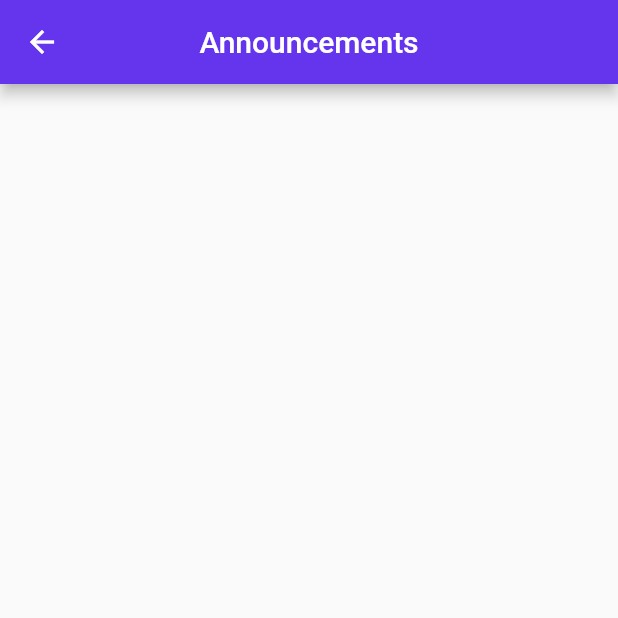
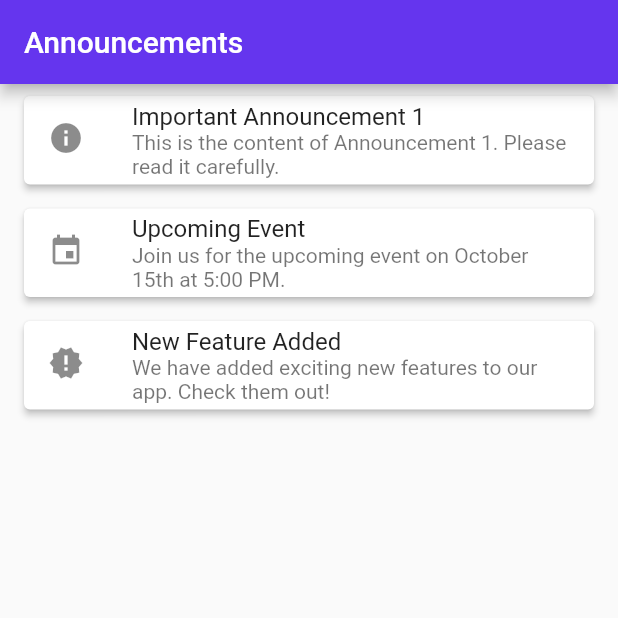
Before and after one commit to Santhosh1209/hexapod_app, a Flutter app: the AnnouncementsPage screen opened directly, on a phone screen of 412 x 824 dp, the top half of it. Run offline on Flutter 3.47's test engine with Material 2 defaults, Android fonts, the light colour scheme and no system bars; our stand-ins replace fl_chart, flutter_map, latlong2, webview_flutter, youtube_player_flutter; missing offline and left inert: flutter_map_marker_cluster.

Commit message:
added sos and announcements page

```diff
--- a/lib/AnnouncementsPage.dart
+++ b/lib/AnnouncementsPage.dart
@@ -1,15 +1,54 @@
 import 'package:flutter/material.dart';
+class AnnouncementsPage extends StatelessWidget {
+  // Sample announcements data
+  final List<Map<String, dynamic>> announcements = [
+    {
+      'title': 'Important Announcement 1',
+      'content': 'This is the content of Announcement 1. Please read it carefully.',
+      'icon': Icons.info,
+    },
+    {
+      'title': 'Upcoming Event',
+      'content': 'Join us for the upcoming event on October 15th at 5:00 PM.',
+      'icon': Icons.event,
+    },
+    {
+      'title': 'New Feature Added',
+      'content': 'We have added exciting new features to our app. Check them out!',
+      'icon': Icons.new_releases,
+    },
+    // Add more announcements as needed
+  ];
 
-class AnnouncementsPage extends StatelessWidget {
   @override
   Widget build(BuildContext context) {
     return Scaffold(
       appBar: AppBar(
         title: Text('Announcements'),
-        centerTitle: true, // Center the title
-        backgroundColor: Color(0xFF6535ee), // Set AppBar background color to #6535ee
+        backgroundColor: Color(0xFF6535ee),
       ),
-      // Content for the Announcements page
+      body: ListView.builder(
+        itemCount: announcements.length,
+        itemBuilder: (BuildContext context, int index) {
+          final announcement = announcements[index];
+          final title = announcement['title'];
+          final content = announcement['content'];
+          final icon = announcement['icon'];
+          return Card(
+            margin: EdgeInsets.symmetric(horizontal: 16.0, vertical: 8.0),
+            elevation: 2.0,
+            child: ListTile(
+              leading: Icon(icon), // Display the icon
+              title: Text(title), // Display the title
+              subtitle: Text(content), // Display the content
+            ),
+          );
+        },
+      ),
     );
   }
 }
+
+void main() => runApp(MaterialApp(
+  home: AnnouncementsPage(),
+));
--- a/lib/LiveTrackingPage.dart
+++ b/lib/LiveTrackingPage.dart
@@ -23,8 +23,8 @@
 class _LiveTrackingPageState extends State<LiveTrackingPage> {
   List<Marker> markers = []; // List of markers for hexapod locations
   String selectedGas = 'Nitrogen'; // Selected gas for pie chart
-  double latitude = 13.0827; // Initial latitude
-  double longitude = 80.2707; // Initial longitude
+  double latitude = 12.9901; // Initial latitude
+  double longitude = 79.9707; // Initial longitude
   bool showExternalData = false;
 
   @override
--- a/lib/main.dart
+++ b/lib/main.dart
@@ -3,6 +3,7 @@
 import 'login_page.dart';
 
 void main() {
+  WidgetsFlutterBinding.ensureInitialized();
   runApp(MyApp());
 }
 
--- a/pubspec.yaml
+++ b/pubspec.yaml
@@ -35,6 +35,9 @@
   latlong2: ^0.8.2
   fl_chart: ^0.62.0
   youtube_player_flutter: ^8.1.2
+  webview_flutter: ^3.0.4
+  flutter_webview_plugin: ^0.4.0
+  geolocator: ^10.1.0
 
   # The following adds the Cupertino Icons font to your application.
   # Use with the CupertinoIcons class for iOS style icons.
```
Also changed, not shown: lib/Camera.dart (+8 -2 lines), lib/SoSQueries.dart (+75 -4 lines), pubspec.lock, 3 other files.
